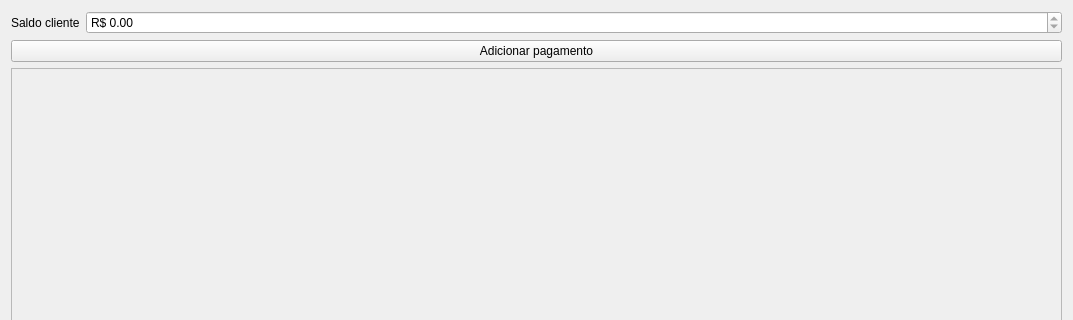
This is ui/widgetpagamentos.ui in darktorres/ERP-STACCATO as Qt 5 draws it before an edit; both pictures show x 0 to 1073 and y 0 to 320 of the 1073 by 587 pixel window. The edited form follows.
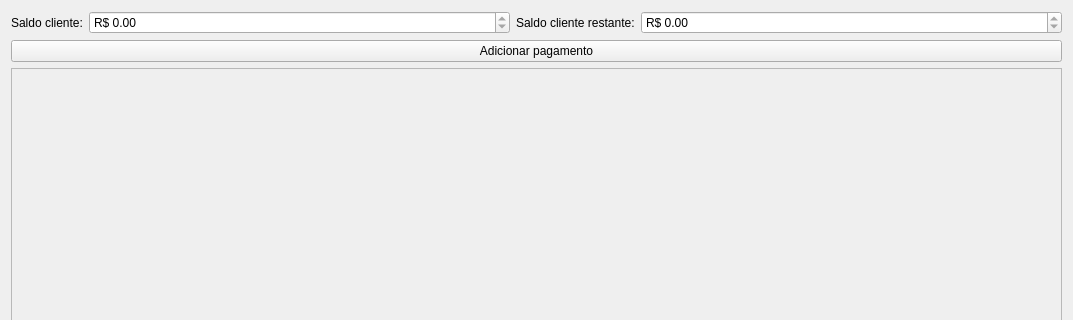
This is the edited form.

Commit message: Correção de erros nos pagamentos

```diff
--- a/ui/widgetpagamentos.ui
+++ b/ui/widgetpagamentos.ui
@@ -112,13 +112,6 @@
    </item>
    <item row="0" column="0" colspan="2">
     <layout class="QGridLayout" name="gridLayout_11">
-     <item row="0" column="0">
-      <widget class="QLabel" name="label_4">
-       <property name="text">
-        <string>Saldo cliente</string>
-       </property>
-      </widget>
-     </item>
      <item row="0" column="1">
       <widget class="QDoubleSpinBox" name="doubleSpinBoxCreditoTotal">
        <property name="sizePolicy">
@@ -147,6 +140,48 @@
        </property>
       </widget>
      </item>
+     <item row="0" column="0">
+      <widget class="QLabel" name="label_4">
+       <property name="text">
+        <string>Saldo cliente:</string>
+       </property>
+      </widget>
+     </item>
+     <item row="0" column="3">
+      <widget class="QDoubleSpinBox" name="doubleSpinBoxCreditoDisponivel">
+       <property name="sizePolicy">
+        <sizepolicy hsizetype="Expanding" vsizetype="Fixed">
+         <horstretch>0</horstretch>
+         <verstretch>0</verstretch>
+        </sizepolicy>
+       </property>
+       <property name="minimumSize">
+        <size>
+         <width>80</width>
+         <height>0</height>
+        </size>
+       </property>
+       <property name="readOnly">
+        <bool>true</bool>
+       </property>
+       <property name="showGroupSeparator" stdset="0">
+        <bool>true</bool>
+       </property>
+       <property name="prefix">
+        <string>R$ </string>
+       </property>
+       <property name="maximum">
+        <double>999999.989999999990687</double>
+       </property>
+      </widget>
+     </item>
+     <item row="0" column="2">
+      <widget class="QLabel" name="label_5">
+       <property name="text">
+        <string>Saldo cliente restante:</string>
+       </property>
+      </widget>
+     </item>
     </layout>
    </item>
   </layout>
```
The commit also changes 2 other files.
